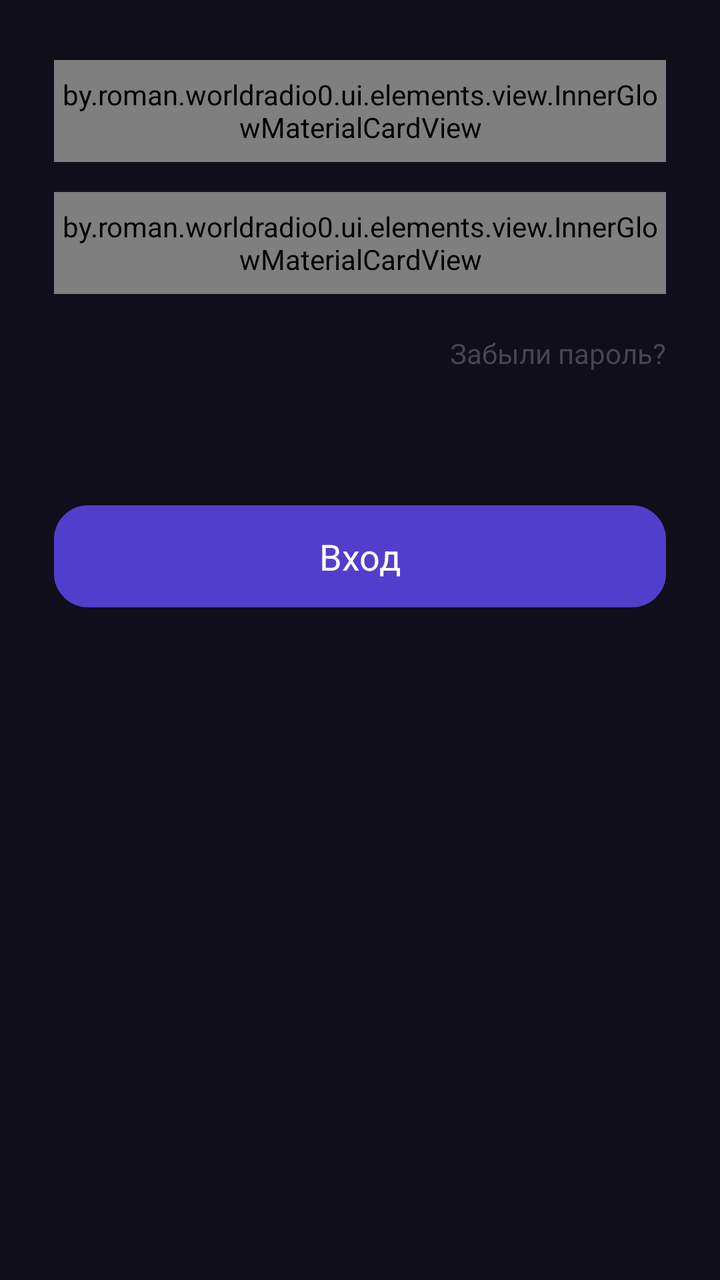
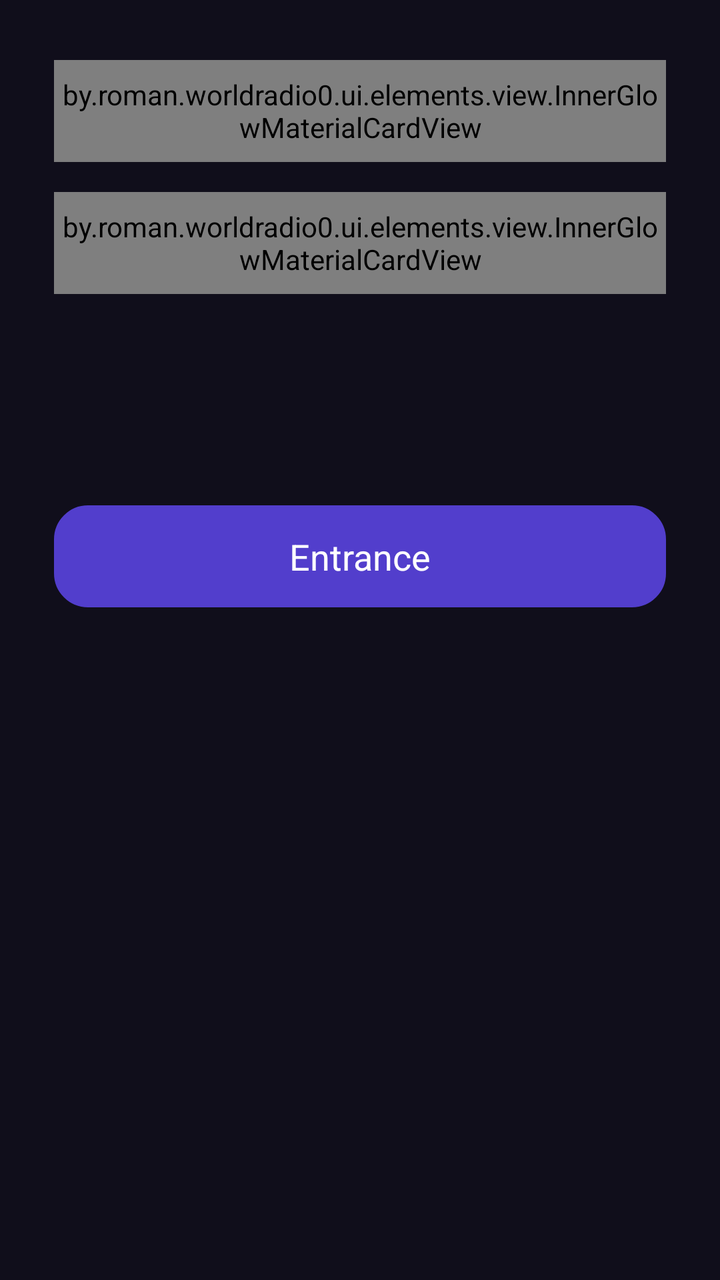

The first picture is an Android layout as it rendered before a commit; the second is the same layout after the commit. The layout source and the unified diff follow.
<!-- AndroidManifest.xml: application theme Theme.WorldRadio -->
<!-- res/layout/fragment_entrance.xml -->
<?xml version="1.0" encoding="utf-8"?>
<FrameLayout xmlns:android="http://schemas.android.com/apk/res/android"
    xmlns:app="http://schemas.android.com/apk/res-auto"
    xmlns:tools="http://schemas.android.com/tools"
    android:layout_width="match_parent"
    android:layout_height="match_parent"
    tools:context=".ui.fragments.auth.EntranceFragment">

    <androidx.constraintlayout.widget.ConstraintLayout
        android:layout_width="match_parent"
        android:layout_height="match_parent"
        android:background="@color/background">

        <androidx.constraintlayout.widget.Guideline
            android:id="@+id/guide_start"
            android:layout_width="wrap_content"
            android:layout_height="wrap_content"
            android:orientation="vertical"
            app:layout_constraintGuide_percent="0.075" />

        <androidx.constraintlayout.widget.Guideline
            android:id="@+id/guide_end"
            android:layout_width="wrap_content"
            android:layout_height="wrap_content"
            android:orientation="vertical"
            app:layout_constraintGuide_percent="0.925" />

        <androidx.constraintlayout.widget.Guideline
            android:id="@+id/guideline_bottom_fixed"
            android:layout_width="wrap_content"
            android:layout_height="wrap_content"
            android:orientation="horizontal"
            app:layout_constraintGuide_end="30dp" />

        <by.roman.worldradio0.ui.elements.view.InnerGlowMaterialCardView
            android:id="@+id/loginCardView_Entrance"
            android:layout_width="0dp"
            android:layout_height="0dp"
            app:layout_constraintDimensionRatio="6:1"
            android:layout_marginTop="30dp"
            app:cardCornerRadius="15dp"
            app:layout_constraintEnd_toEndOf="@+id/guide_end"
            app:layout_constraintStart_toStartOf="@+id/guide_start"
            app:layout_constraintTop_toTopOf="parent"
            app:strokeWidth="0dp">

            <androidx.constraintlayout.widget.ConstraintLayout
                android:layout_width="match_parent"
                android:layout_height="match_parent"
                android:background="@color/reg_enter_background">

                <ImageView
                    android:id="@+id/imageView2"
                    android:layout_width="wrap_content"
                    android:layout_height="wrap_content"
                    android:paddingStart="16dp"
                    android:paddingEnd="0dp"
                    android:src="@drawable/user"
                    app:layout_constraintBottom_toBottomOf="parent"
                    app:layout_constraintStart_toStartOf="parent"
                    app:layout_constraintTop_toTopOf="parent" />

                <EditText
                    android:id="@+id/loginInput_Entrance"
                    android:layout_width="0dp"
                    android:layout_height="0dp"
                    android:layout_marginStart="16dp"
                    android:layout_marginEnd="16dp"
                    android:background="@null"
                    android:ems="10"
                    android:hint="Логин"
                    android:inputType="text"
                    android:textSize="16dp"
                    app:layout_constraintBottom_toBottomOf="parent"
                    app:layout_constraintEnd_toEndOf="parent"
                    app:layout_constraintStart_toEndOf="@+id/imageView2"
                    app:layout_constraintTop_toTopOf="parent" />

            </androidx.constraintlayout.widget.ConstraintLayout>

        </by.roman.worldradio0.ui.elements.view.InnerGlowMaterialCardView>

        <by.roman.worldradio0.ui.elements.view.InnerGlowMaterialCardView
            app:strokeWidth="0dp"
            android:id="@+id/passwordCardView_Entrance"
            android:layout_width="0dp"
            android:layout_height="0dp"
            app:layout_constraintDimensionRatio="6:1"
            android:layout_marginTop="15dp"
            app:cardCornerRadius="15dp"
            app:layout_constraintEnd_toEndOf="@+id/guide_end"
            app:layout_constraintStart_toStartOf="@+id/guide_start"
            app:layout_constraintTop_toBottomOf="@+id/loginCardView_Entrance">

            <androidx.constraintlayout.widget.ConstraintLayout
                android:layout_width="match_parent"
                android:layout_height="match_parent"
                android:background="@color/reg_enter_background">

                <ImageView
                    android:id="@+id/imageView3"
                    android:layout_width="wrap_content"
                    android:layout_height="wrap_content"
                    android:paddingStart="16dp"
                    android:paddingEnd="0dp"
                    android:src="@drawable/lock"
                    app:layout_constraintBottom_toBottomOf="parent"
                    app:layout_constraintStart_toStartOf="parent"
                    app:layout_constraintTop_toTopOf="parent" />

                <ImageView
                    android:id="@+id/passStatus_Entrance"
                    android:layout_width="wrap_content"
                    android:layout_height="wrap_content"
                    android:padding="10dp"
                    android:src="@drawable/eye_closed"
                    app:layout_constraintBottom_toBottomOf="parent"
                    app:layout_constraintEnd_toEndOf="parent"
                    app:layout_constraintTop_toTopOf="parent" />

                <EditText
                    android:id="@+id/passwordInput_Entrance"
                    android:layout_width="0dp"
                    android:layout_height="0dp"
                    android:layout_marginStart="16dp"
                    android:layout_marginEnd="0dp"
                    android:background="@null"
                    android:ems="10"
                    android:hint="Пароль"
                    android:inputType="textPassword"
                    android:textSize="16dp"
                    app:layout_constraintBottom_toBottomOf="parent"
                    app:layout_constraintEnd_toStartOf="@+id/passStatus_Entrance"
                    app:layout_constraintStart_toEndOf="@+id/imageView3"
                    app:layout_constraintTop_toTopOf="parent" />


            </androidx.constraintlayout.widget.ConstraintLayout>

        </by.roman.worldradio0.ui.elements.view.InnerGlowMaterialCardView>

        <ImageView
            android:id="@+id/enterButton"
            android:layout_width="0dp"
            android:layout_height="0dp"
            android:layout_marginTop="80dp"
            android:src="@drawable/textfield_background"
            app:layout_constraintDimensionRatio="3:1"
            app:layout_constraintEnd_toEndOf="@+id/guide_end"
            app:layout_constraintStart_toStartOf="@+id/guide_start"
            app:layout_constraintTop_toBottomOf="@+id/passwordCardView_Entrance" />

        <TextView
            android:id="@+id/textEnter_Entrance"
            android:layout_width="wrap_content"
            android:layout_height="wrap_content"
            android:text="Вход"
            android:textColor="@color/white"
            android:textSize="18dp"
            app:layout_constraintBottom_toBottomOf="@+id/enterButton"
            app:layout_constraintEnd_toEndOf="@+id/enterButton"
            app:layout_constraintStart_toStartOf="@+id/enterButton"
            app:layout_constraintTop_toTopOf="@+id/enterButton" />

        <TextView
            android:id="@+id/errorText_Entrance"
            android:layout_width="wrap_content"
            android:layout_height="wrap_content"
            android:textColor="@color/red"
            android:textSize="14dp"
            android:visibility="invisible"
            app:layout_constraintBottom_toTopOf="@+id/loginCardView_Entrance"
            app:layout_constraintStart_toStartOf="@+id/loginCardView_Entrance"
            app:layout_constraintTop_toTopOf="parent"
            app:layout_constraintVertical_bias="0.8" />

        <TextView
            android:id="@+id/forgotPass_Entrance"
            android:layout_width="wrap_content"
            android:layout_height="wrap_content"
            android:layout_marginTop="20dp"
            android:text="Забыли пароль?"
            android:textSize="14dp"
            app:layout_constraintEnd_toEndOf="@+id/guide_end"
            app:layout_constraintTop_toBottomOf="@+id/passwordCardView_Entrance" />

        <ProgressBar
            android:id="@+id/progressBar_Entrance"
            style="?android:attr/progressBarStyle"
            android:layout_width="wrap_content"
            android:layout_height="wrap_content"
            android:visibility="invisible"
            app:layout_constraintBottom_toBottomOf="@+id/enterButton"
            app:layout_constraintEnd_toEndOf="@+id/enterButton"
            app:layout_constraintStart_toStartOf="@+id/enterButton"
            app:layout_constraintTop_toTopOf="@+id/enterButton" />

        <ProgressBar
            android:id="@+id/progressBar_loading_Entrance"
            style="?android:attr/progressBarStyleHorizontal"
            android:max="100"
            android:min="0"
            android:layout_width="0dp"
            android:layout_height="wrap_content"
            android:visibility="invisible"
            app:layout_constraintBottom_toBottomOf="@+id/guideline_bottom_fixed"
            app:layout_constraintEnd_toEndOf="@+id/guide_end"
            app:layout_constraintStart_toStartOf="@+id/guide_start"
            app:layout_constraintHorizontal_bias="0.5" />

        <TextView
            android:id="@+id/textStationsLoading_Entrance"
            android:layout_width="wrap_content"
            android:layout_height="wrap_content"
            android:layout_marginBottom="10dp"
            android:visibility="invisible"
            android:text="Загрузка..."
            android:textSize="14dp"
            app:layout_constraintBottom_toTopOf="@+id/progressBar_loading_Entrance"
            app:layout_constraintEnd_toEndOf="@+id/progressBar_loading_Entrance"
            app:layout_constraintHorizontal_bias="0.5"
            app:layout_constraintStart_toStartOf="@+id/progressBar_loading_Entrance" />

    </androidx.constraintlayout.widget.ConstraintLayout>
</FrameLayout>
<!-- resources referenced by this layout -->
<resources>
  <color name="background">#100E1B</color>
  <color name="red">#FF2929</color>
  <color name="reg_enter_background">#242638</color>
  <color name="white">#FFFFFF</color>
  <!-- drawable eye_closed: vector/xml drawable (drawable, 2321 chars, omitted) -->
  <!-- drawable lock (drawable) -->
  <vector xmlns:android="http://schemas.android.com/apk/res/android" android:height="30dp" android:viewportHeight="800" android:viewportWidth="800" android:width="30dp">
        
      <path android:fillColor="#00000000" android:pathData="M400,483.33V550M233.33,334.29C249.05,333.33 268.42,333.33 293.33,333.33H506.67C531.58,333.33 550.95,333.33 566.67,334.29M233.33,334.29C213.72,335.49 199.81,338.18 187.93,344.23C169.12,353.82 153.82,369.12 144.23,387.93C133.33,409.33 133.33,437.33 133.33,493.33V540C133.33,596.01 133.33,624.01 144.23,645.4C153.82,664.22 169.12,679.51 187.93,689.1C209.32,700 237.33,700 293.33,700H506.67C562.67,700 590.67,700 612.07,689.1C630.88,679.51 646.18,664.22 655.77,645.4C666.67,624.01 666.67,596.01 666.67,540V493.33C666.67,437.33 666.67,409.33 655.77,387.93C646.18,369.12 630.88,353.82 612.07,344.23C600.19,338.18 586.28,335.49 566.67,334.29M233.33,334.29V266.67C233.33,174.62 307.95,100 400,100C492.05,100 566.67,174.62 566.67,266.67V334.29" android:strokeColor="#523ECC" android:strokeLineCap="round" android:strokeLineJoin="round" android:strokeWidth="66.6667"/>
      
  </vector>
  <!-- drawable textfield_background (drawable) -->
  <vector xmlns:android="http://schemas.android.com/apk/res/android"
      android:width="360dp"
      android:height="60dp"
      android:viewportWidth="360"
      android:viewportHeight="60">
    <path
        android:pathData="M20,0.5L340,0.5A19.5,19.5 0,0 1,359.5 20L359.5,40A19.5,19.5 0,0 1,340 59.5L20,59.5A19.5,19.5 0,0 1,0.5 40L0.5,20A19.5,19.5 0,0 1,20 0.5z"
        android:fillColor="#664EFF"/>
    <path
        android:pathData="M20,0.5L340,0.5A19.5,19.5 0,0 1,359.5 20L359.5,40A19.5,19.5 0,0 1,340 59.5L20,59.5A19.5,19.5 0,0 1,0.5 40L0.5,20A19.5,19.5 0,0 1,20 0.5z"
        android:fillColor="#000000"
        android:fillAlpha="0.2"/>
    <path
        android:strokeWidth="1"
        android:pathData="M20,0.5L340,0.5A19.5,19.5 0,0 1,359.5 20L359.5,40A19.5,19.5 0,0 1,340 59.5L20,59.5A19.5,19.5 0,0 1,0.5 40L0.5,20A19.5,19.5 0,0 1,20 0.5z"
        android:fillColor="#00000000"
        android:strokeColor="#523ECC"/>
  </vector>
  <!-- drawable user (drawable) -->
  <vector xmlns:android="http://schemas.android.com/apk/res/android" android:height="30dp" android:viewportHeight="800" android:viewportWidth="800" android:width="30dp">
        
      <path android:fillColor="#00000000" android:pathData="M533.33,233.33C533.33,306.97 473.64,366.67 400,366.67C326.36,366.67 266.67,306.97 266.67,233.33C266.67,159.7 326.36,100 400,100C473.64,100 533.33,159.7 533.33,233.33Z" android:strokeColor="#523ECC" android:strokeLineCap="round" android:strokeLineJoin="round" android:strokeWidth="66.6667"/>
        
      <path android:fillColor="#00000000" android:pathData="M400,466.67C271.13,466.67 166.67,571.13 166.67,700H633.33C633.33,571.13 528.87,466.67 400,466.67Z" android:strokeColor="#523ECC" android:strokeLineCap="round" android:strokeLineJoin="round" android:strokeWidth="66.6667"/>
      
  </vector>
  <style name="Theme.WorldRadio" parent="Base.Theme.WorldRadio" />
  <style name="Base.Theme.WorldRadio" parent="Theme.Material3.DayNight.NoActionBar">
          
          
      </style>
</resources>

<!-- the commit's change to res/layout/fragment_entrance.xml (unified diff, before → after) -->
@@ -58,7 +58,8 @@
                     android:src="@drawable/user"
                     app:layout_constraintBottom_toBottomOf="parent"
                     app:layout_constraintStart_toStartOf="parent"
-                    app:layout_constraintTop_toTopOf="parent" />
+                    app:layout_constraintTop_toTopOf="parent"
+                    tools:ignore="ContentDescription" />
 
                 <EditText
                     android:id="@+id/loginInput_Entrance"
@@ -68,13 +69,14 @@
                     android:layout_marginEnd="16dp"
                     android:background="@null"
                     android:ems="10"
-                    android:hint="Логин"
+                    android:hint="@string/login"
                     android:inputType="text"
                     android:textSize="16dp"
                     app:layout_constraintBottom_toBottomOf="parent"
                     app:layout_constraintEnd_toEndOf="parent"
                     app:layout_constraintStart_toEndOf="@+id/imageView2"
-                    app:layout_constraintTop_toTopOf="parent" />
+                    app:layout_constraintTop_toTopOf="parent"
+                    tools:ignore="SpUsage" />
 
             </androidx.constraintlayout.widget.ConstraintLayout>
 
@@ -106,7 +108,8 @@
                     android:src="@drawable/lock"
                     app:layout_constraintBottom_toBottomOf="parent"
                     app:layout_constraintStart_toStartOf="parent"
-                    app:layout_constraintTop_toTopOf="parent" />
+                    app:layout_constraintTop_toTopOf="parent"
+                    tools:ignore="ContentDescription" />
 
                 <ImageView
                     android:id="@+id/passStatus_Entrance"
@@ -116,7 +119,8 @@
                     android:src="@drawable/eye_closed"
                     app:layout_constraintBottom_toBottomOf="parent"
                     app:layout_constraintEnd_toEndOf="parent"
-                    app:layout_constraintTop_toTopOf="parent" />
+                    app:layout_constraintTop_toTopOf="parent"
+                    tools:ignore="ContentDescription" />
 
                 <EditText
                     android:id="@+id/passwordInput_Entrance"
@@ -126,13 +130,14 @@
                     android:layout_marginEnd="0dp"
                     android:background="@null"
                     android:ems="10"
-                    android:hint="Пароль"
+                    android:hint="@string/pass"
                     android:inputType="textPassword"
                     android:textSize="16dp"
                     app:layout_constraintBottom_toBottomOf="parent"
                     app:layout_constraintEnd_toStartOf="@+id/passStatus_Entrance"
                     app:layout_constraintStart_toEndOf="@+id/imageView3"
-                    app:layout_constraintTop_toTopOf="parent" />
+                    app:layout_constraintTop_toTopOf="parent"
+                    tools:ignore="SpUsage" />
 
 
             </androidx.constraintlayout.widget.ConstraintLayout>
@@ -148,19 +153,21 @@
             app:layout_constraintDimensionRatio="3:1"
             app:layout_constraintEnd_toEndOf="@+id/guide_end"
             app:layout_constraintStart_toStartOf="@+id/guide_start"
-            app:layout_constraintTop_toBottomOf="@+id/passwordCardView_Entrance" />
+            app:layout_constraintTop_toBottomOf="@+id/passwordCardView_Entrance"
+            tools:ignore="ContentDescription" />
 
         <TextView
             android:id="@+id/textEnter_Entrance"
             android:layout_width="wrap_content"
             android:layout_height="wrap_content"
-            android:text="Вход"
+            android:text="@string/enter"
             android:textColor="@color/white"
             android:textSize="18dp"
             app:layout_constraintBottom_toBottomOf="@+id/enterButton"
             app:layout_constraintEnd_toEndOf="@+id/enterButton"
             app:layout_constraintStart_toStartOf="@+id/enterButton"
-            app:layout_constraintTop_toTopOf="@+id/enterButton" />
+            app:layout_constraintTop_toTopOf="@+id/enterButton"
+            tools:ignore="SpUsage" />
 
         <TextView
             android:id="@+id/errorText_Entrance"
@@ -172,17 +179,8 @@
             app:layout_constraintBottom_toTopOf="@+id/loginCardView_Entrance"
             app:layout_constraintStart_toStartOf="@+id/loginCardView_Entrance"
             app:layout_constraintTop_toTopOf="parent"
-            app:layout_constraintVertical_bias="0.8" />
-
-        <TextView
-            android:id="@+id/forgotPass_Entrance"
-            android:layout_width="wrap_content"
-            android:layout_height="wrap_content"
-            android:layout_marginTop="20dp"
-            android:text="Забыли пароль?"
-            android:textSize="14dp"
-            app:layout_constraintEnd_toEndOf="@+id/guide_end"
-            app:layout_constraintTop_toBottomOf="@+id/passwordCardView_Entrance" />
+            app:layout_constraintVertical_bias="0.8"
+            tools:ignore="SpUsage" />
 
         <ProgressBar
             android:id="@+id/progressBar_Entrance"
@@ -214,12 +212,13 @@
             android:layout_height="wrap_content"
             android:layout_marginBottom="10dp"
             android:visibility="invisible"
-            android:text="Загрузка..."
+            android:text="@string/loading"
             android:textSize="14dp"
             app:layout_constraintBottom_toTopOf="@+id/progressBar_loading_Entrance"
             app:layout_constraintEnd_toEndOf="@+id/progressBar_loading_Entrance"
             app:layout_constraintHorizontal_bias="0.5"
-            app:layout_constraintStart_toStartOf="@+id/progressBar_loading_Entrance" />
+            app:layout_constraintStart_toStartOf="@+id/progressBar_loading_Entrance"
+            tools:ignore="SpUsage" />
 
     </androidx.constraintlayout.widget.ConstraintLayout>
 </FrameLayout>
<!-- resource entries referenced after the edit -->
@@ -38,6 +38,10 @@
       <path android:fillColor="#00000000" android:pathData="M400,466.67C271.13,466.67 166.67,571.13 166.67,700H633.33C633.33,571.13 528.87,466.67 400,466.67Z" android:strokeColor="#523ECC" android:strokeLineCap="round" android:strokeLineJoin="round" android:strokeWidth="66.6667"/>
       
   </vector>
+  <string name="enter">Entrance</string>
+  <string name="loading">Loading data…</string>
+  <string name="login">Login</string>
+  <string name="pass">Password</string>
   <style name="Theme.WorldRadio" parent="Base.Theme.WorldRadio" />
   <style name="Base.Theme.WorldRadio" parent="Theme.Material3.DayNight.NoActionBar">
           
